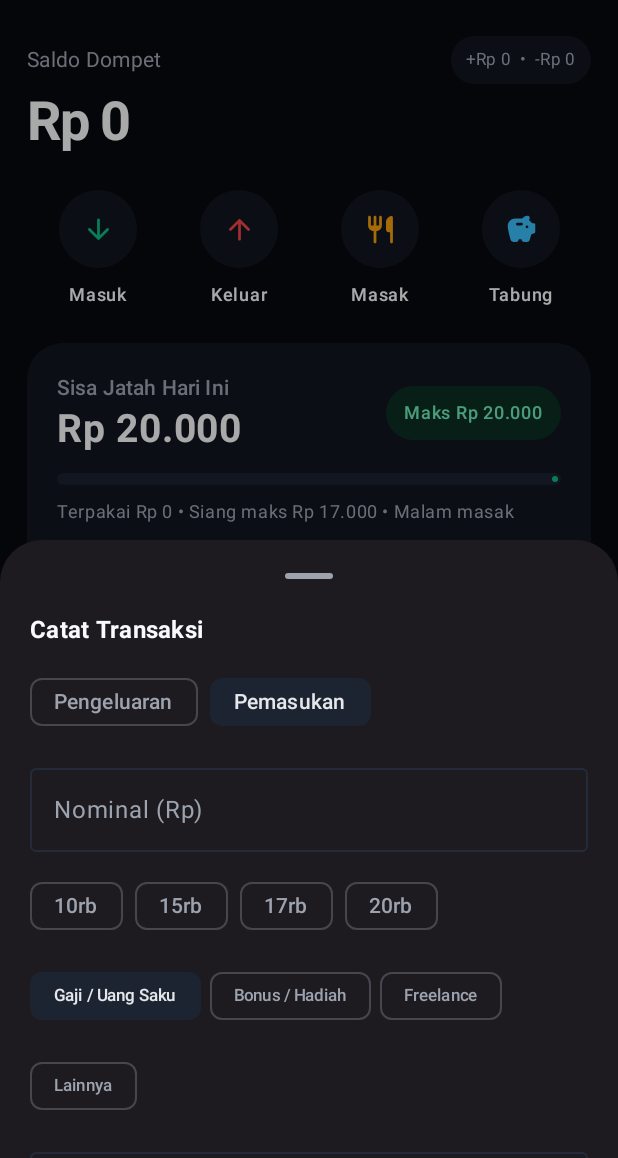
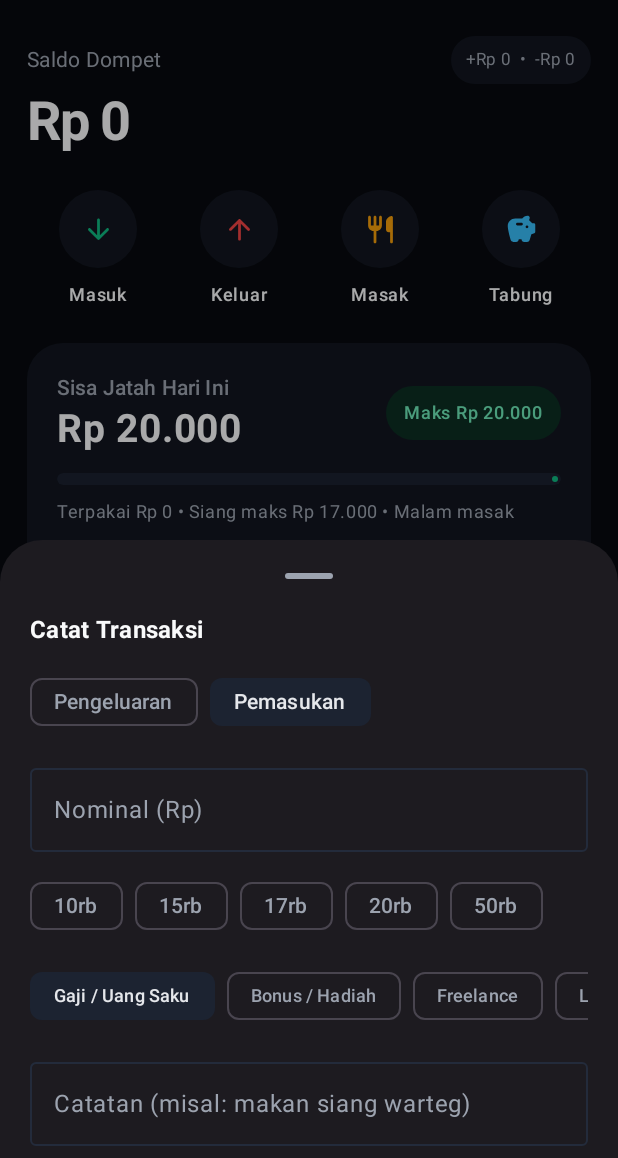
Before and after one commit to Shinnn2205/Dompetku, an Android app built with Jetpack Compose: the screen it shows after launch (MainActivity), after a tap on "Masuk", on a phone screen of 412 x 824 dp, the part 78-1236 px from its top. Run offline under Robolectric (Android 15) with nearby library versions, the phone set to English and light mode, and no system bars.

Commit message:
Fix chip wrapping in AddTransactionSheet and add scroll to SettingsDialog

```diff
--- a/app/src/main/java/com/dompetku/app/MainActivity.kt
+++ b/app/src/main/java/com/dompetku/app/MainActivity.kt
@@ -23,6 +23,7 @@ import androidx.compose.foundation.layout.*
 import androidx.compose.foundation.lazy.LazyColumn
 import androidx.compose.foundation.lazy.items
 import androidx.compose.foundation.rememberScrollState
+import androidx.compose.foundation.verticalScroll
 import androidx.compose.foundation.shape.CircleShape
 import androidx.compose.foundation.shape.RoundedCornerShape
 import androidx.compose.foundation.text.KeyboardOptions
@@ -1506,23 +1507,28 @@ fun AddTransactionSheet(
                 singleLine = true,
                 modifier = Modifier.fillMaxWidth()
             )
-            Row(horizontalArrangement = Arrangement.spacedBy(8.dp)) {
-                listOf(10_000L to "10rb", 15_000L to "15rb", 17_000L to "17rb", 20_000L to "20rb").forEach { (amt, lbl) ->
+            Row(
+                horizontalArrangement = Arrangement.spacedBy(8.dp),
+                modifier = Modifier.horizontalScroll(rememberScrollState())
+            ) {
+                listOf(10_000L to "10rb", 15_000L to "15rb", 17_000L to "17rb", 20_000L to "20rb", 50_000L to "50rb").forEach { (amt, lbl) ->
                     SuggestionChip(
                         onClick = { amountStr = amt.toString() },
-                        label = { Text(lbl) }
+                        label = { Text(lbl, maxLines = 1) }
                     )
                 }
             }
-            // Category chips
-            Row(modifier = Modifier.fillMaxWidth(), horizontalArrangement = Arrangement.spacedBy(6.dp)) {
-                categories.take(3).forEach { cat ->
-                    FilterChip(selected = category == cat, onClick = { category = cat }, label = { Text(cat, fontSize = 11.sp) })
-                }
-            }
-            Row(modifier = Modifier.fillMaxWidth(), horizontalArrangement = Arrangement.spacedBy(6.dp)) {
-                categories.drop(3).forEach { cat ->
-                    FilterChip(selected = category == cat, onClick = { category = cat }, label = { Text(cat, fontSize = 11.sp) })
+            // Category chips (horizontal scroll so labels never wrap/clip)
+            Row(
+                modifier = Modifier.fillMaxWidth().horizontalScroll(rememberScrollState()),
+                horizontalArrangement = Arrangement.spacedBy(8.dp)
+            ) {
+                categories.forEach { cat ->
+                    FilterChip(
+                        selected = category == cat,
+                        onClick = { category = cat },
+                        label = { Text(cat, fontSize = 12.sp, maxLines = 1) }
+                    )
                 }
             }
             OutlinedTextField(
@@ -1577,7 +1583,10 @@ fun SettingsDialog(
         onDismissRequest = onDismiss,
         title = { Text("Pengaturan & Data", fontWeight = FontWeight.Bold) },
         text = {
-            Column(verticalArrangement = Arrangement.spacedBy(10.dp)) {
+            Column(
+                modifier = Modifier.verticalScroll(rememberScrollState()),
+                verticalArrangement = Arrangement.spacedBy(10.dp)
+            ) {
                 Row(
                     modifier = Modifier.fillMaxWidth(),
                     horizontalArrangement = Arrangement.SpaceBetween,
```
